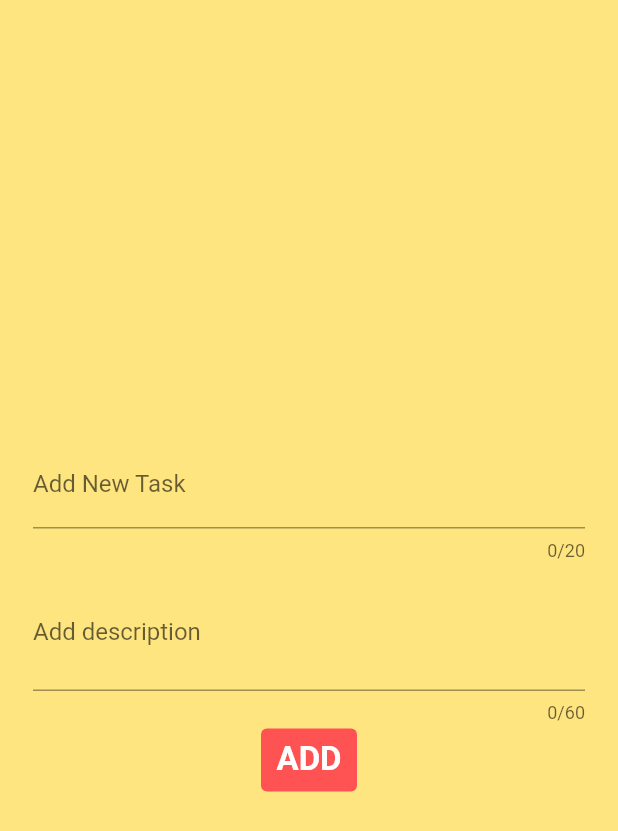
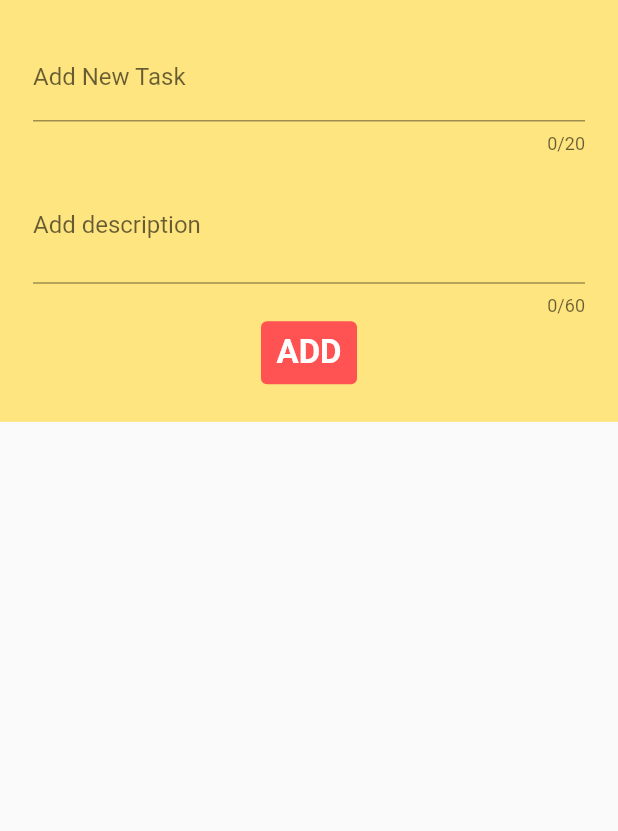
Before and after one commit to Abdelrahmanorabi/my_todo_app, a Flutter app: the TaskWidgetAdd widget shown alone on an empty page, opened directly, on a phone screen of 412 x 824 dp. Shown: the top 831 px of the screen. Run offline on Flutter 3.47's test engine with Material 2 defaults, Android fonts, the phone set to English and light mode, and no system bars; our stand-ins replace flutter_speed_dial.

Commit message:
make some changes in colorsplash

```diff
--- a/lib/reusable_components/task_widget_add_page.dart
+++ b/lib/reusable_components/task_widget_add_page.dart
@@ -54,10 +54,12 @@ class _TaskWidgetAddState extends State<TaskWidgetAdd> {
       padding: const EdgeInsets.all(22),
       child: Form(
         key: widget.formKey,
+        child: SingleChildScrollView(
           child: Column(
             mainAxisAlignment: MainAxisAlignment.center,
             children: [
               TextFormField(
+                keyboardType: TextInputType.text,
                 validator: (value){
                   if(value==null|| value.trim().isEmpty){
                     return'You must enter task title';
@@ -70,6 +72,7 @@ class _TaskWidgetAddState extends State<TaskWidgetAdd> {
               ),
               SizedBox(height: MediaQuery.of(context).size.height * 0.01),
               TextFormField(
+                keyboardType: TextInputType.text,
                 validator: (value){
                   if(value==null|| value.trim().isEmpty){
                     return'You must enter task description';
@@ -101,6 +104,7 @@ class _TaskWidgetAddState extends State<TaskWidgetAdd> {
             ],
           ),
         ),
+      ),
     );
   }
 }
```
Lines whose indentation alone changed are shown as unchanged.
